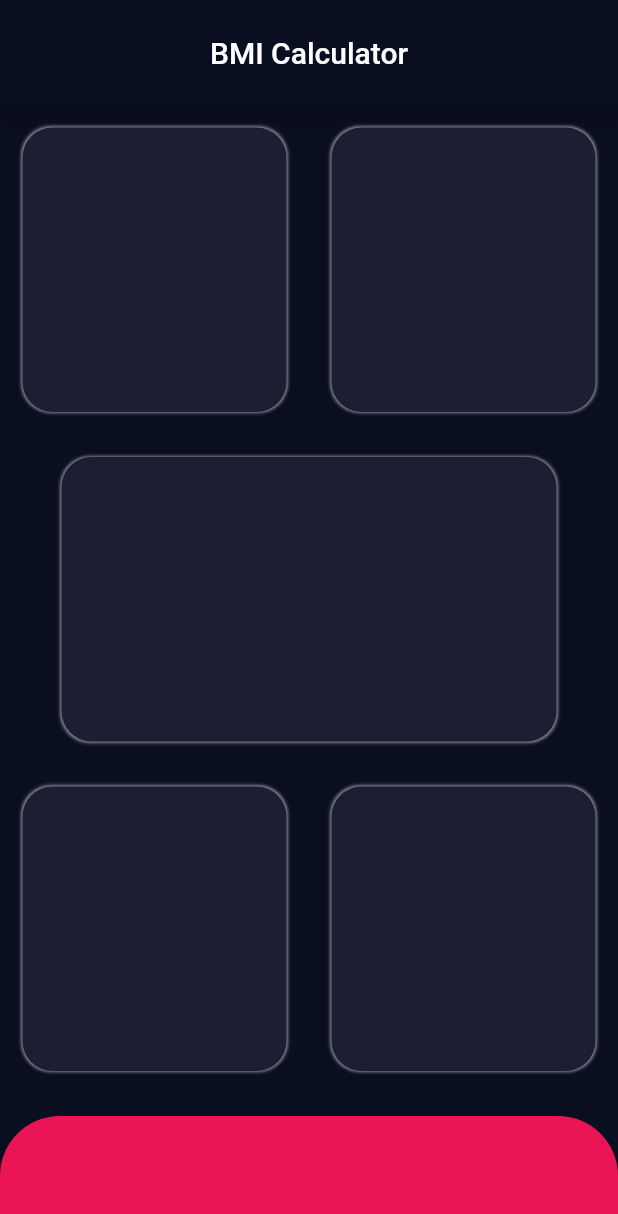
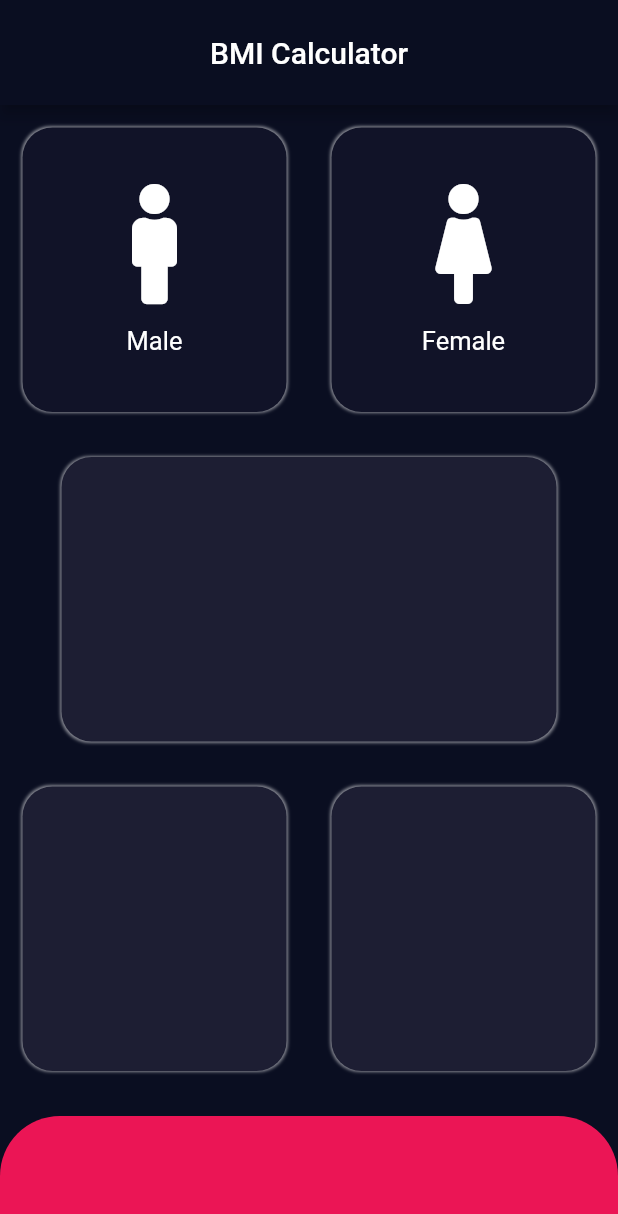
Before and after one commit to huzaifa215/bmi-calculator, a Flutter app: the screen it shows after launch, on a phone screen of 412 x 824 dp. Shown: the top 1214 px of the screen. Run offline on Flutter 3.47's test engine with Material 2 defaults, Android fonts, the phone set to English and light mode, and no system bars; our stand-ins replace font_awesome_flutter.

Commit message:
f/work on gender selection widget , add the toggle effect

```diff
--- /dev/null
+++ b/bmi_calculator/lib/data/data_file.dart
@@ -0,0 +1,4 @@
+import 'package:flutter/material.dart';
+
+Color activeColor=Color(0xFF1D1E33);
+Color inactiveColor=Color(0xFF111328);
--- a/bmi_calculator/lib/screens/home_screen.dart
+++ b/bmi_calculator/lib/screens/home_screen.dart
@@ -25,6 +25,7 @@ class HomeScreen extends StatelessWidget {
           GenderSelectionWidget(),
           HeightWidget(),
           CounterWidget(),
+
           Container(
             margin: EdgeInsets.only(top: 15),
             width: double.infinity,
--- a/bmi_calculator/lib/widgets/counter_widget.dart
+++ b/bmi_calculator/lib/widgets/counter_widget.dart
@@ -1,3 +1,4 @@
+import 'package:bmi_calculator/data/data_file.dart';
 import 'package:flutter/material.dart';
 class CounterWidget extends StatelessWidget {
   @override
@@ -9,7 +10,7 @@ class CounterWidget extends StatelessWidget {
             child: Container(
               margin: EdgeInsets.all(15),
               decoration: BoxDecoration(
-                color: Color(0xFF1D1E33),
+                color:activeColor,
                 borderRadius: BorderRadius.circular(20),
                 boxShadow: [
                   BoxShadow(
@@ -23,9 +24,8 @@ class CounterWidget extends StatelessWidget {
           Expanded(
             child: Container(
               margin: EdgeInsets.all(15),
-
               decoration: BoxDecoration(
-                color: Color(0xFF1D1E33),
+                color: activeColor,
                 borderRadius: BorderRadius.circular(20),
                 boxShadow: [
                   BoxShadow(
--- a/bmi_calculator/lib/widgets/gender_selection_widget.dart
+++ b/bmi_calculator/lib/widgets/gender_selection_widget.dart
@@ -1,16 +1,53 @@
+import 'package:bmi_calculator/data/data_file.dart';
 import 'package:flutter/material.dart';
+import 'package:font_awesome_flutter/font_awesome_flutter.dart';
 
-class GenderSelectionWidget extends StatelessWidget {
+class GenderSelectionWidget extends StatefulWidget {
+  @override
+  _GenderSelectionWidgetState createState() => _GenderSelectionWidgetState();
+}
+
+class _GenderSelectionWidgetState extends State<GenderSelectionWidget> {
+  Color femaleColor = inactiveColor;
+  Color maleColor = inactiveColor;
+
+// toggle the effect
+  void updateColor(int gender) {
+    if (gender == 1) {
+      if (maleColor == inactiveColor) {
+        maleColor = activeColor;
+        femaleColor = inactiveColor;
+      } else {
+        maleColor = inactiveColor;
+      }
+    }
+    // female pressed
+    else {
+      if (femaleColor == inactiveColor) {
+        femaleColor = activeColor;
+        maleColor = inactiveColor;
+      } else {
+        femaleColor = inactiveColor;
+      }
+    }
+  }
+
   @override
   Widget build(BuildContext context) {
     return Expanded(
       child: Row(
         children: [
           Expanded(
+            child: GestureDetector(
+              onTap: () {
+                setState(() {
+                  updateColor(1);
+                });
+              },
               child: Container(
                 margin: EdgeInsets.all(15),
                 decoration: BoxDecoration(
-                color: Color(0xFF1D1E33),
+                  color: maleColor,
                   borderRadius: BorderRadius.circular(20),
                   boxShadow: [
                     BoxShadow(
@@ -19,14 +56,24 @@ class GenderSelectionWidget extends StatelessWidget {
                         spreadRadius: 0.5),
                   ],
                 ),
+                child: IconCard(
+                  icon: FontAwesomeIcons.male,
+                  label: "Male",
+                ),
+              ),
             ),
           ),
           Expanded(
+            child: GestureDetector(
+              onTap: () {
+                setState(() {
+                  updateColor(2);
+                });
+              },
               child: Container(
                 margin: EdgeInsets.all(15),
-
                 decoration: BoxDecoration(
-                color: Color(0xFF1D1E33),
+                  color: femaleColor,
                   borderRadius: BorderRadius.circular(20),
                   boxShadow: [
                     BoxShadow(
@@ -35,6 +82,11 @@ class GenderSelectionWidget extends StatelessWidget {
                         spreadRadius: 0.5),
                   ],
                 ),
+                child: IconCard(
+                  icon: FontAwesomeIcons.female,
+                  label: "Female",
+                ),
+              ),
             ),
           ),
         ],
@@ -42,3 +94,38 @@ class GenderSelectionWidget extends StatelessWidget {
     );
   }
 }
+
+class IconCard extends StatefulWidget {
+  final IconData icon;
+  final String label;
+
+  IconCard({Key key, this.icon, this.label}) : super(key: key);
+
+  @override
+  _IconCardState createState() => _IconCardState();
+}
+
+class _IconCardState extends State<IconCard> {
+  @override
+  Widget build(BuildContext context) {
+    return Column(
+      mainAxisAlignment: MainAxisAlignment.center,
+      children: [
+        FaIcon(
+          widget.icon,
+          size: 80.0,
+        ),
+        SizedBox(
+          height: 15,
+        ),
+        Text(
+          widget.label,
+          style: TextStyle(
+            fontSize: 17,
+            fontWeight: FontWeight.w400,
+          ),
+        ),
+      ],
+    );
+  }
+}
--- a/bmi_calculator/lib/widgets/height_widget.dart
+++ b/bmi_calculator/lib/widgets/height_widget.dart
@@ -1,3 +1,4 @@
+import 'package:bmi_calculator/data/data_file.dart';
 import 'package:flutter/material.dart';
 
 class HeightWidget extends StatelessWidget {
@@ -9,7 +10,7 @@ class HeightWidget extends StatelessWidget {
         height: 200,
         width: 330,
         decoration: BoxDecoration(
-          color: Color(0xFF1D1E33),
+          color: activeColor,
           borderRadius: BorderRadius.circular(20),
           boxShadow: [
             BoxShadow(
--- a/bmi_calculator/pubspec.yaml
+++ b/bmi_calculator/pubspec.yaml
@@ -32,6 +32,8 @@ dependencies:
 dev_dependencies:
   flutter_test:
     sdk: flutter
+
+  font_awesome_flutter:
 
 # For information on the generic Dart part of this file, see the
 # following page: https://dart.dev/tools/pub/pubspec
```
Also changed, not shown: bmi_calculator/pubspec.lock. Lines whose indentation alone changed are shown as unchanged.
